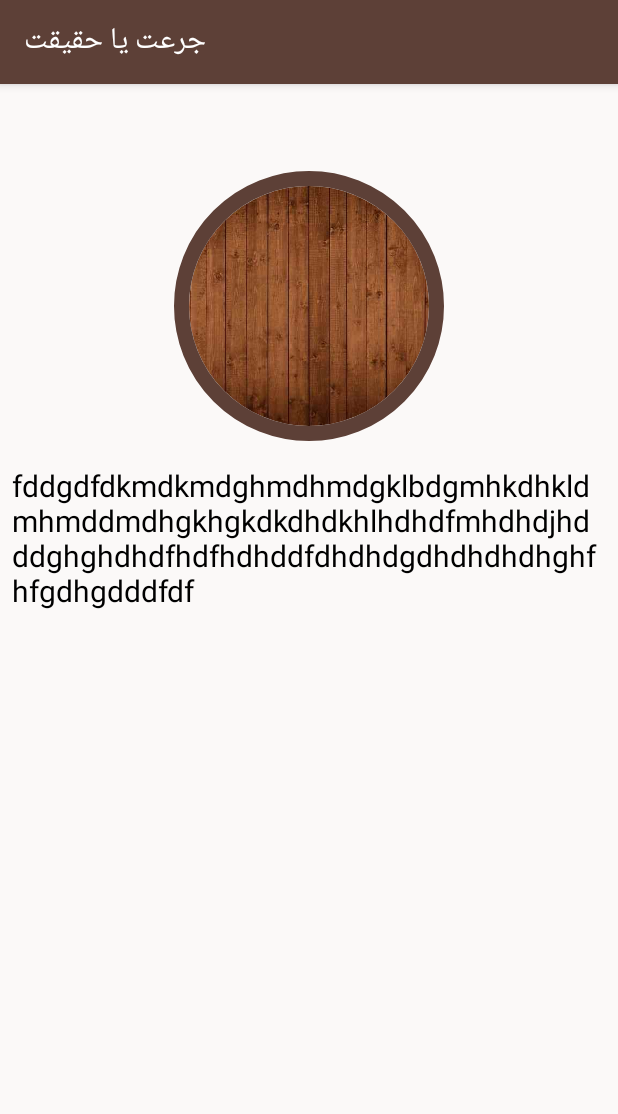
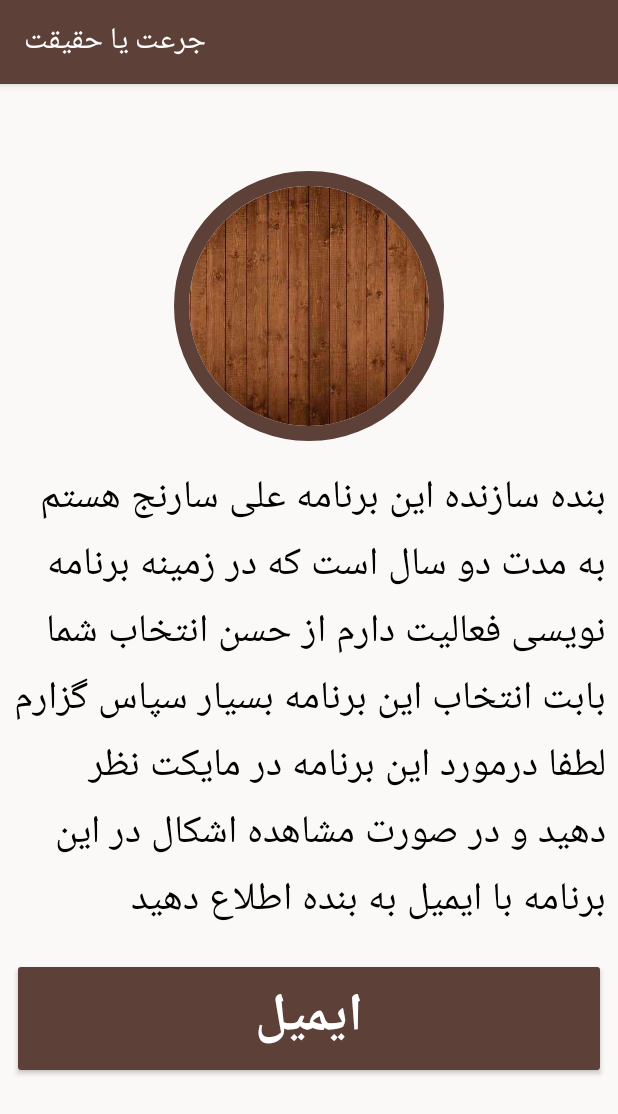
Before and after one commit to ali-saranj/boter, an Android app: the Darbarema screen opened directly, with no data from a screen before it, on a phone screen of 412 x 824 dp. Shown: the top 1114 px of the screen. Run offline under Robolectric (Android 15) with nearby library versions, the phone set to English and light mode, and no system bars; our stand-ins replace CircleImageView.

Commit message:
کمیل قسمت درباره ما

```diff
--- a/app/src/main/java/com/example/bottle/Darbarema.java
+++ b/app/src/main/java/com/example/bottle/Darbarema.java
@@ -1,13 +1,35 @@
 package com.example.bottle;
 
 import androidx.appcompat.app.AppCompatActivity;
+
+import android.content.Intent;
 import android.os.Bundle;
+import android.view.View;
+import android.widget.Button;
 
 public class Darbarema extends AppCompatActivity {
+
+    Button btn_email;
 
     @Override
     protected void onCreate(Bundle savedInstanceState) {
         super.onCreate(savedInstanceState);
         setContentView(R.layout.activity_darbarema);
+
+        btn_email = findViewById(R.id.bt_email);
+
+        btn_email.setOnClickListener(new View.OnClickListener() {
+            @Override
+            public void onClick(View v) {
+                Intent intent = new Intent(Intent.ACTION_SEND);
+                intent.setType("text/html");
+                intent.putExtra(Intent.EXTRA_EMAIL, "ali.saranj1384@gmail.com");
+//                intent.putExtra(Intent.EXTRA_SUBJECT, "Subject");
+//                intent.putExtra(Intent.EXTRA_TEXT, "I'm email body.");
+                startActivity(Intent.createChooser(intent, "Send Email"));
+            }
+        });
+
+
     }
 }
--- a/app/src/main/java/com/example/bottle/MainActivity.java
+++ b/app/src/main/java/com/example/bottle/MainActivity.java
@@ -85,7 +85,6 @@ public class MainActivity extends AppCompatActivity {
         inflater1.inflate(R.menu.menu, menu);
         return super.onCreateOptionsMenu(menu);
     }
-
     @Override
     public boolean onOptionsItemSelected(@NonNull MenuItem item) {
 
--- a/app/src/main/java/com/example/bottle/setind.java
+++ b/app/src/main/java/com/example/bottle/setind.java
@@ -38,7 +38,6 @@ public class setind extends AppCompatActivity {
         btn.setOnClickListener(new View.OnClickListener() {
             @Override
             public void onClick(View v) {
-
 
                 if (rb2.isChecked())
                     tdad = 4;
--- a/app/src/main/res/layout/activity_darbarema.xml
+++ b/app/src/main/res/layout/activity_darbarema.xml
@@ -24,8 +24,17 @@
         android:layout_width="match_parent"
         android:layout_height="wrap_content"
         android:textColor="@color/black"
-        android:textSize="20dp"
+        android:textSize="26dp"
         android:layout_marginTop="16dp"
-        android:text="fddgdfdkmdkmdghmdhmdgklbdgmhkdhkldmhmddmdhgkhgkdkdhdkhlhdhdfmhdhdjhdddghghdhdfhdfhdhddfdhdhdgdhdhdhdhghfhfgdhgdddfdf"/>
+        android:text="بنده سازنده این برنامه علی سارنج هستم به مدت دو سال است که در زمینه برنامه نویسی فعالیت دارم از حسن انتخاب شما بابت انتخاب این برنامه بسیار سپاس گزارم لطفا درمورد این برنامه در مایکت نظر دهید و در صورت مشاهده اشکال در این برنامه با ایمیل به بنده اطلاع دهید  "/>
+
+    <Button
+        android:id="@+id/bt_email"
+        android:layout_marginTop="16dp"
+        android:layout_width="match_parent"
+        android:layout_height="wrap_content"
+        android:text="ایمیل"
+        android:textSize="35dp"
+        android:textStyle="bold"/>
 
 </LinearLayout>
```
